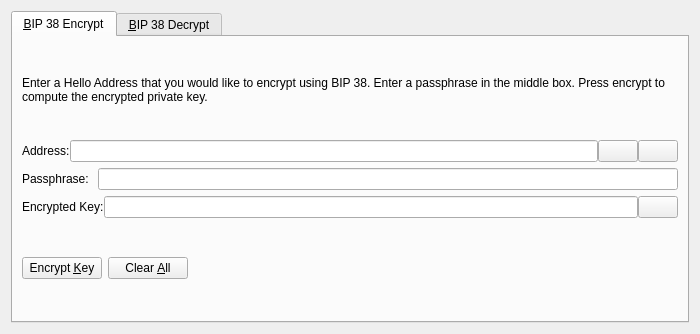
Before: the Qt Designer form src/qt/forms/bip38tooldialog.ui in spayse/hello_world, drawn with Qt 5.
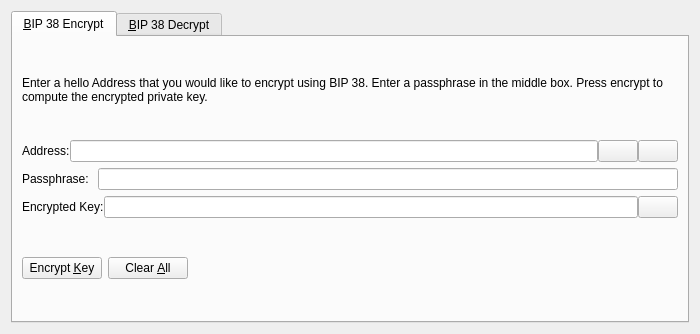
After: the same form once the commit is applied. The open tabs and pages were chosen to show the change. Icons and pictures are not drawn. Custom widgets are drawn as their Qt base class.

Diff of the .ui file:
```diff
--- a/src/qt/forms/bip38tooldialog.ui
+++ b/src/qt/forms/bip38tooldialog.ui
@@ -30,7 +30,7 @@
        <item>
         <widget class="QLabel" name="infoLabel_ENC">
          <property name="text">
-          <string>Enter a Hello Address that you would like to encrypt using BIP 38. Enter a passphrase in the middle box. Press encrypt to compute the encrypted private key.</string>
+          <string>Enter a hello Address that you would like to encrypt using BIP 38. Enter a passphrase in the middle box. Press encrypt to compute the encrypted private key.</string>
          </property>
          <property name="textFormat">
           <enum>Qt::PlainText</enum>
```
Left out of the diff: 24 changed lines with no effect on the pictures.
